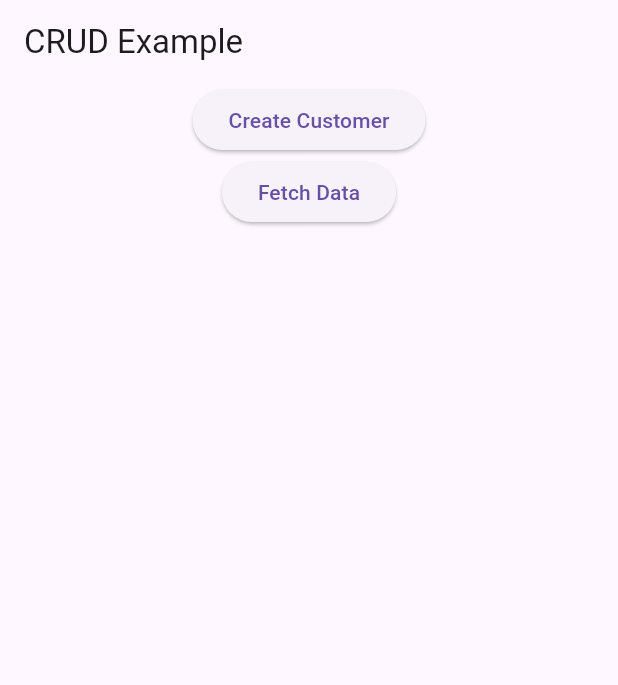
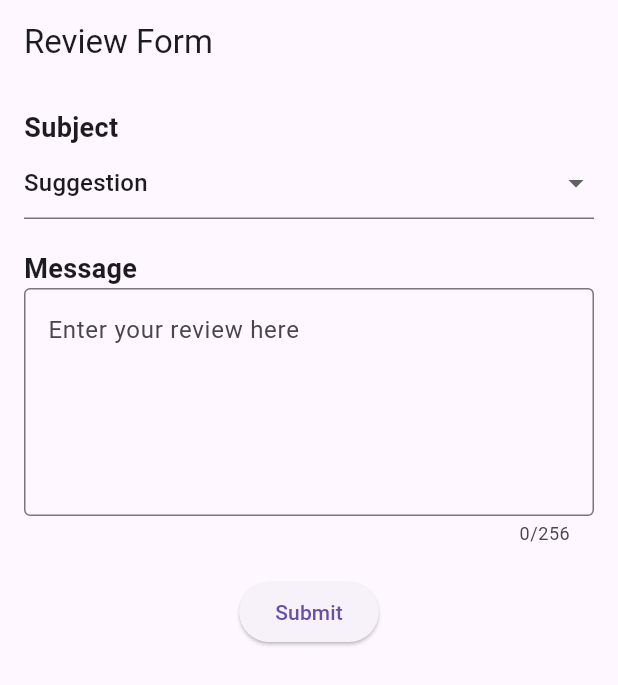
Before and after one commit to sid-succeeds/cfms_app, a Flutter app: the screen it shows after launch, on a phone screen of 412 x 824 dp. Shown: the top 685 px of the screen. Run offline on Flutter 3.47's test engine with Material 3 defaults, Android fonts, the phone set to English and light mode, and no system bars.

Commit message:
Compose uniform layout.

```diff
--- a/lib/main.dart
+++ b/lib/main.dart
@@ -1,285 +1,108 @@
-import 'dart:convert';
 import 'package:flutter/material.dart';
-import 'package:http/http.dart' as http;
-import 'package:uuid/uuid.dart';
-import 'package:fluttertoast/fluttertoast.dart';
 
 void main() {
   runApp(MyApp());
 }
 
 class MyApp extends StatelessWidget {
-  const MyApp({Key? key}) : super(key: key);
-
   @override
   Widget build(BuildContext context) {
     return MaterialApp(
-      title: 'CRUD Example',
+      title: 'Review Form',
       theme: ThemeData(
         primarySwatch: Colors.blue,
       ),
-      home: MyHomePage(),
+      home: ReviewForm(),
     );
   }
 }
 
-class MyHomePage extends StatefulWidget {
+class ReviewForm extends StatefulWidget {
   @override
-  _MyHomePageState createState() => _MyHomePageState();
+  _ReviewFormState createState() => _ReviewFormState();
 }
 
-class _MyHomePageState extends State<MyHomePage> {
-  final TextEditingController _controller = TextEditingController();
-  String _response = '';
-  bool _isLoading = false;
+class _ReviewFormState extends State<ReviewForm> {
+  final GlobalKey<FormState> _formKey = GlobalKey<FormState>();
+  String _selectedSubject = 'Suggestion';
+  String _message = '';
 
-  // Base URL of your API
-  static const String baseUrl = 'https://localhost:7045/api';
-
-  @override
-  void initState() {
-    super.initState();
-    _fetchData();
+  void _submitForm() {
+    if (_formKey.currentState!.validate()) {
+      // Form is valid, submit data
+      // Here you can implement sending the review data to your backend or perform any other actions
+      print('Subject: $_selectedSubject');
+      print('Message: $_message');
     }
-
-  Future<void> _fetchData() async {
-    setState(() {
-      _isLoading = true;
-    });
-
-    try {
-      final response = await http.get(Uri.parse('$baseUrl/customer'));
-      if (response.statusCode == 200) {
-        setState(() {
-          _response = response.body;
-          _isLoading = false;
-        });
-      } else {
-        throw Exception('Failed to load data');
-      }
-    } catch (error) {
-      setState(() {
-        _isLoading = false;
-      });
-      _showErrorToast(error.toString());
-    }
-  }
-
-  Future<void> _createCustomer(String firstName, String lastName, String email) async {
-    // Validate input fields
-    if (firstName.isEmpty) {
-      _showErrorToast('Customer name cannot be empty');
-      return;
-    }
-
-    // Email validation
-    if (!_isValidEmail(email)) {
-      _showErrorToast('Invalid email');
-      return;
-    }
-
-    // Generate a unique ID
-    String customerId = Uuid().v4(); // Using version 4 UUID
-
-    setState(() {
-      _isLoading = true;
-    });
-
-    try {
-      final response = await http.post(
-        Uri.parse('$baseUrl/customer'),
-        headers: <String, String>{
-          'Content-Type': 'application/json; charset=UTF-8',
-        },
-        body: jsonEncode(<String, dynamic>{
-          'id': customerId,
-          'firstName': firstName,
-          'lastName': lastName, // Provide value for LastName if available
-          'email': email, // Assuming email is entered in the text field
-        }),
-      );
-
-      if (response.statusCode == 201) {
-        _controller.clear();
-        _fetchData(); // Refresh data after creating a new record
-        _showSuccessToast('Customer created successfully');
-      } else {
-        throw Exception('Failed to create customer');
-      }
-    } catch (error) {
-      _showErrorToast(error.toString());
-    } finally {
-      setState(() {
-        _isLoading = false;
-      });
-    }
-  }
-
-
-  bool _isValidEmail(String email) {
-    // Regular expression for email validation
-    final RegExp emailRegex = RegExp(
-      r'^[\w-\.]+@([\w-]+\.)+[\w-]{2,4}$',
-      caseSensitive: false,
-      multiLine: false,
-    );
-    return emailRegex.hasMatch(email);
-  }
-
-  void _showErrorToast(String message) {
-    Fluttertoast.showToast(
-      msg: message,
-      backgroundColor: Colors.red,
-      textColor: Colors.white,
-    );
-  }
-
-  void _showSuccessToast(String message) {
-    Fluttertoast.showToast(
-      msg: message,
-      backgroundColor: Colors.green,
-      textColor: Colors.white,
-    );
   }
 
   @override
   Widget build(BuildContext context) {
     return Scaffold(
       appBar: AppBar(
-        title: Text('CRUD Example'),
+        title: Text('Review Form'),
       ),
-      body: _isLoading
-          ? Center(
-        child: CircularProgressIndicator(),
-      )
-          : Column(
-        mainAxisAlignment: MainAxisAlignment.center,
-        children: <Widget>[
-          ElevatedButton(
-          onPressed: () => _showEditDialog(context), // Pass null to indicate it's for creating a new customer
-          child: Text('Create Customer'),
+      body: Padding(
+        padding: const EdgeInsets.all(16.0),
+        child: Form(
+          key: _formKey,
+          child: Column(
+            crossAxisAlignment: CrossAxisAlignment.start,
+            children: [
+              Text(
+                'Subject',
+                style: TextStyle(fontSize: 18, fontWeight: FontWeight.bold),
               ),
-          ElevatedButton(
-            onPressed: _fetchData,
-            child: Text('Fetch Data'),
+              DropdownButtonFormField<String>(
+                value: _selectedSubject,
+                onChanged: (String? value) {
+                  setState(() {
+                    _selectedSubject = value!;
+                  });
+                },
+                items: ['Suggestion', 'Compliment', 'Bug', 'Feature Request']
+                    .map((String subject) {
+                  return DropdownMenuItem<String>(
+                    value: subject,
+                    child: Text(subject),
+                  );
+                }).toList(),
               ),
-          Expanded(
-            child: ListView.builder(
-              itemCount: _response.length, // Adjust based on your response structure
-              itemBuilder: (context, index) {
-                // Check if index is within the bounds of the list
-                if (index < _response.length) {
-                  // Parse JSON response and build a ListTile for each record
-                  final record = jsonDecode(_response)[index];
-                  return GestureDetector(
-                    onTap: () => _showEditDialog(context, record: record),
-                    child: ListTile(
-                      title: Text(record['firstName']),
-                      subtitle: Text(record['email']),
-                      // Customize the ListTile as needed
+              SizedBox(height: 20),
+              Text(
+                'Message',
+                style: TextStyle(fontSize: 18, fontWeight: FontWeight.bold),
               ),
-                  );
-                } else {
-                  return SizedBox(); // Return an empty SizedBox if index is out of bounds
+              TextFormField(
+                maxLines: 5,
+                maxLength: 256,
+                decoration: InputDecoration(
+                  hintText: 'Enter your review here',
+                  border: OutlineInputBorder(),
+                ),
+                validator: (value) {
+                  if (value!.isEmpty) {
+                    return 'Please enter a message';
                   }
+                  return null;
                 },
+                onChanged: (value) {
+                  setState(() {
+                    _message = value;
+                  });
+                },
+              ),
+              SizedBox(height: 20),
+              Center(
+                child: ElevatedButton(
+                  onPressed: _submitForm,
+                  child: Text('Submit'),
                 ),
               ),
             ],
           ),
+        ),
+      ),
     );
   }
-
-  // Function to show edit dialog
-  // Function to show edit dialog
-  void _showEditDialog(BuildContext context, {Map<String, dynamic>? record}) async {
-    final TextEditingController firstNameController = TextEditingController(text: record != null ? record['firstName'] : '');
-    final TextEditingController lastNameController = TextEditingController(text: record != null ? record['lastName'] : '');
-    final TextEditingController emailController = TextEditingController(text: record != null ? record['email'] : '');
-
-    await showDialog(
-      context: context,
-      builder: (context) {
-        return AlertDialog(
-          title: Text(record != null ? 'Edit User Details' : 'Create New Customer'), // Adjust title based on whether it's editing or creating
-          content: Column(
-            mainAxisSize: MainAxisSize.min,
-            children: <Widget>[
-              TextField(
-                controller: firstNameController,
-                decoration: InputDecoration(labelText: 'First Name'),
-              ),
-              TextField(
-                controller: lastNameController,
-                decoration: InputDecoration(labelText: 'Last Name'),
-              ),
-              TextField(
-                controller: emailController,
-                decoration: InputDecoration(labelText: 'Email'),
-              ),
-            ],
-          ),
-          actions: <Widget>[
-            TextButton(
-              onPressed: () {
-                Navigator.of(context).pop(); // Close the dialog without saving changes
-              },
-              child: Text('Cancel'),
-            ),
-            TextButton(
-              onPressed: () {
-                // Save changes and update user details
-                // You can call a function here to update user details
-                if (record != null) {
-                  _updateUserDetails(record['id'], firstNameController.text, lastNameController.text, emailController.text);
-                } else {
-                  _createCustomer(firstNameController.text, lastNameController.text, emailController.text);
 }
-                Navigator.of(context).pop(); // Close the dialog after saving changes
-              },
-              child: Text(record != null ? 'Save' : 'Create'), // Adjust button label based on whether it's editing or creating
-            ),
-          ],
-        );
-      },
-    );
-  }
-
-
-  void _updateUserDetails(String userId, String newFirstName, String newLastName, String newEmail) async {
-    setState(() {
-      _isLoading = true; // Show loading indicator while updating user details
-    });
-
-    try {
-      final response = await http.put(
-        Uri.parse('$baseUrl/customer/$userId'), // Assuming this is the endpoint to update user details
-        headers: <String, String>{
-          'Content-Type': 'application/json; charset=UTF-8',
-        },
-        body: jsonEncode(<String, dynamic>{
-          'id': userId, // Provide the user ID to the backend
-          'firstName': newFirstName,
-          'lastName': newLastName,
-          'email': newEmail,
-          // Add other fields to update as needed
-        }),
-      );
-
-      if (response.statusCode == 200) {
-        _fetchData(); // Refresh data after updating user details
-        _showSuccessToast('User details updated successfully');
-      } else {
-        throw Exception('Failed to update user details');
-      }
-    } catch (error) {
-      _showErrorToast(error.toString());
-    } finally {
-      setState(() {
-        _isLoading = false; // Hide loading indicator after updating user details
-      });
-    }
-  }
-
-
-}
```
Also changed, not shown: 2 other files. Lines whose indentation alone changed are shown as unchanged.
